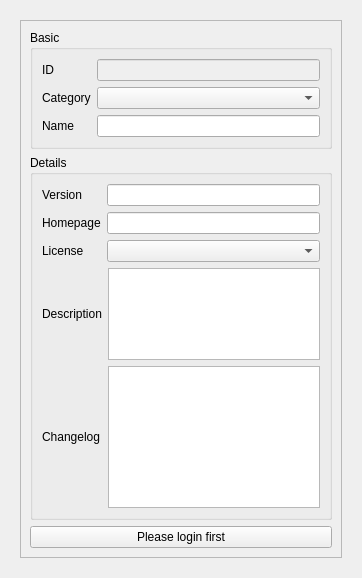
The window that creator/plugins/docks/distributiondock/distributiondock.ui (KDE/gluon) describes before a commit, drawn with Qt 5.
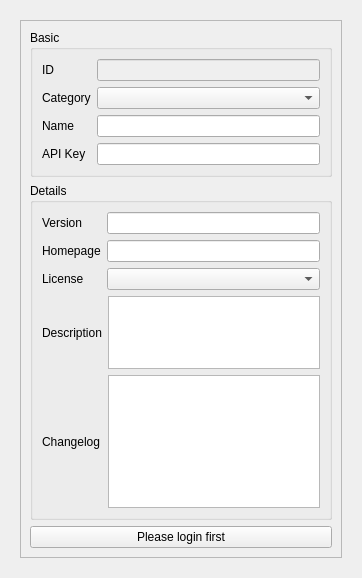
The same window after the commit. The open tabs and pages were chosen to show the change.

Diff of the .ui file:
```diff
--- a/creator/plugins/docks/distributiondock/distributiondock.ui
+++ b/creator/plugins/docks/distributiondock/distributiondock.ui
@@ -128,6 +128,13 @@
                   </property>
                  </widget>
                 </item>
+                <item>
+                 <widget class="QLabel" name="label_11">
+                  <property name="text">
+                   <string>API Key</string>
+                  </property>
+                 </widget>
+                </item>
                </layout>
               </item>
               <item>
@@ -145,6 +152,9 @@
                 <item>
                  <widget class="QLineEdit" name="gameNameEdit"/>
                 </item>
+                <item>
+                 <widget class="QLineEdit" name="apiKeyEdit"/>
+                </item>
                </layout>
               </item>
              </layout>
```
Left out of the diff: 16 changed lines with no effect on the pictures.
